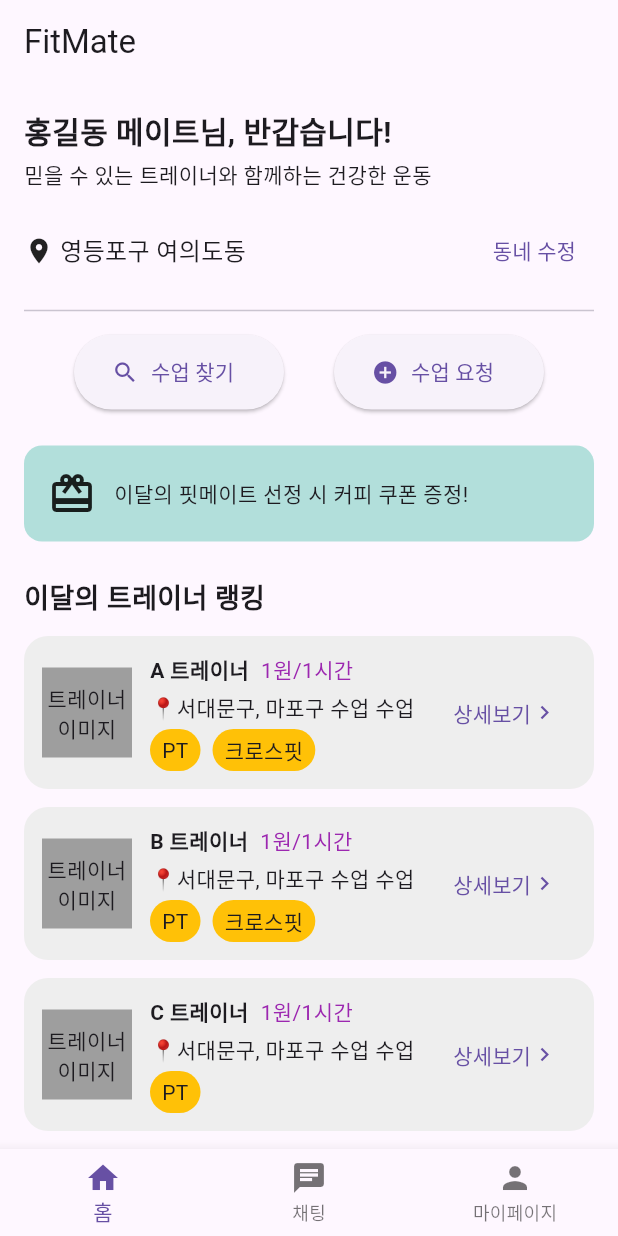
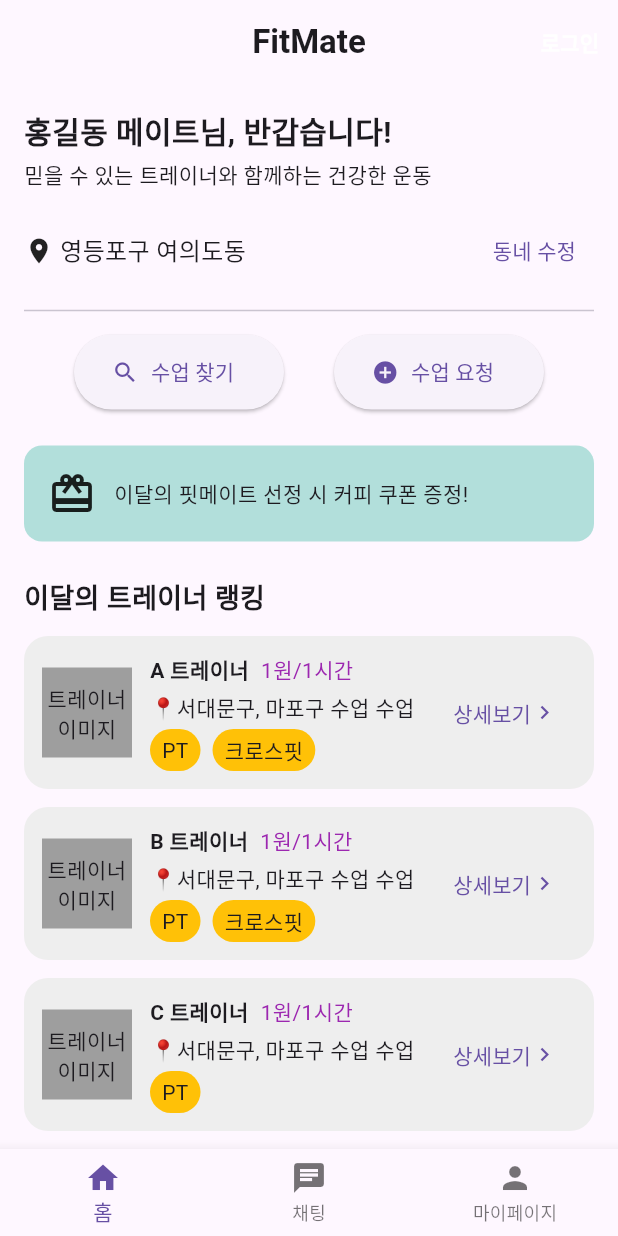
Before and after one commit to Fitmate-train/Frontend, a Flutter app: the screen it shows after launch, on a phone screen of 412 x 824 dp. Run offline on Flutter 3.47's test engine with Material 3 defaults, Android fonts, the phone set to English and light mode, and no system bars; our stand-ins replace carousel_slider; missing offline and left inert: kakao_flutter_sdk_common, kakao_flutter_sdk_user; accounts and stored records are empty.

Commit message:
카카오 로그인 시도중

```diff
--- a/lib/main.dart
+++ b/lib/main.dart
@@ -1,4 +1,5 @@
 import 'package:flutter/material.dart' hide CarouselController;
+import 'package:my_project_name/login.dart';
 import 'package:my_project_name/screens/lesson_chat_screen.dart';
 import 'screens/home_screen.dart';
 import 'screens/lesson_explore_screen.dart';
@@ -7,6 +8,7 @@ import 'screens/lesson_request_screen.dart';
 import 'screens/onboarding_screen.dart';
 import 'screens/chat_screen.dart';
 import 'screens/lesson_confirm_screen.dart';
+import 'package:kakao_flutter_sdk_common/kakao_flutter_sdk_common.dart';
 
 import 'models/user_model.dart';
 import 'models/trainer_model.dart';
@@ -29,6 +31,11 @@ final dummyUser = User(
 
 void main() async {
   WidgetsFlutterBinding.ensureInitialized();
+  KakaoSdk.init(
+    nativeAppKey: '725eb3abc1c588429827d5e803c3c6e7',
+    javaScriptAppKey: '851d45ff2c4345139b2efe7cbcaa8cf',
+  );
+
   await initializeDateFormatting('ko_KR', null); // 로케일 데이터 로드
   Intl.defaultLocale = 'ko_KR'; // 기본 로케일 지정(선택)
   runApp(FitMateApp());
@@ -55,6 +62,7 @@ class FitMateApp extends StatelessWidget {
         '/chat': (context) => ChatScreen(),
         '/confirm': (context) => LessonConfirmScreen(),
         '/lesson_chat': (context) => LessonChatScreen(),
+        '/login': (context) => LoginScreen(),
       },
     );
   }
--- a/lib/screens/home_screen.dart
+++ b/lib/screens/home_screen.dart
@@ -1,14 +1,25 @@
 import 'package:flutter/material.dart';
-import '../data/dummy_trainers.dart'; // ← dummyTrainers import
+import '../data/dummy_trainers.dart';
 import '../models/trainer_model.dart';
+import '../widgets/TopNav.dart'; // ← TopNav import
 
 class HomeScreen extends StatelessWidget {
   const HomeScreen({super.key});
 
   @override
   Widget build(BuildContext context) {
+    bool userLoggedIn = false; // 추후 로그인 상태 연동
+
     return Scaffold(
-      appBar: AppBar(title: Text('FitMate'), automaticallyImplyLeading: false),
+      appBar: TopNav(
+        isLoggedIn: userLoggedIn,
+        onLoginPressed: () {
+          Navigator.pushNamed(context, '/login');
+        },
+        onProfilePressed: () {
+          Navigator.pushNamed(context, '/profile');
+        },
+      ),
       body: SingleChildScrollView(
         padding: const EdgeInsets.all(16),
         child: Column(
--- a/lib/screens/lesson_chat_screen.dart
+++ b/lib/screens/lesson_chat_screen.dart
@@ -59,9 +59,7 @@ class _LessonChatScreenState extends State<LessonChatScreen> {
     final trainer = ModalRoute.of(context)!.settings.arguments as Trainer?;
 
     return Scaffold(
-      appBar: AppBar(
-        title: Text(trainer != null ? '${trainer.name} 트레이너' : '채팅'),
-      ),
+      appBar: AppBar(title: Text(trainer != null ? '${trainer.name}' : '채팅')),
       body: Column(
         children: [
           Expanded(
--- /dev/null
+++ b/lib/widgets/TopNav.dart
@@ -0,0 +1,53 @@
+import 'package:flutter/material.dart';
+
+class TopNav extends StatelessWidget implements PreferredSizeWidget {
+  final bool isLoggedIn;
+  final VoidCallback? onLoginPressed;
+  final VoidCallback? onProfilePressed;
+
+  const TopNav({
+    super.key,
+    required this.isLoggedIn,
+    this.onLoginPressed,
+    this.onProfilePressed,
+  });
+
+  @override
+  Widget build(BuildContext context) {
+    return AppBar(
+      title: const Text(
+        'FitMate',
+        style: TextStyle(fontWeight: FontWeight.bold),
+      ),
+      centerTitle: true,
+      actions: [
+        isLoggedIn
+            ? IconButton(
+              icon: const Icon(Icons.account_circle, size: 28),
+              onPressed:
+                  onProfilePressed ??
+                  () {
+                    Navigator.pushNamed(context, '/profile');
+                  },
+            )
+            : TextButton(
+              onPressed:
+                  onLoginPressed ??
+                  () {
+                    Navigator.pushNamed(context, '/login');
+                  },
+              child: const Text(
+                '로그인',
+                style: TextStyle(
+                  color: Colors.white,
+                  fontWeight: FontWeight.w600,
+                ),
+              ),
+            ),
+      ],
+    );
+  }
+
+  @override
+  Size get preferredSize => const Size.fromHeight(kToolbarHeight);
+}
--- a/pubspec.yaml
+++ b/pubspec.yaml
@@ -32,6 +32,8 @@ dependencies:
     sdk: flutter
   carousel_slider: ^5.1.1
   intl: ^0.19.0
+  kakao_flutter_sdk_user: ^1.9.1
+  kakao_flutter_sdk_common: ^1.9.1
 
   # The following adds the Cupertino Icons font to your application.
   # Use with the CupertinoIcons class for iOS style icons.
```
Also changed, not shown: lib/login.dart (added, +118 -0 lines), pubspec.lock, 19 other files.
